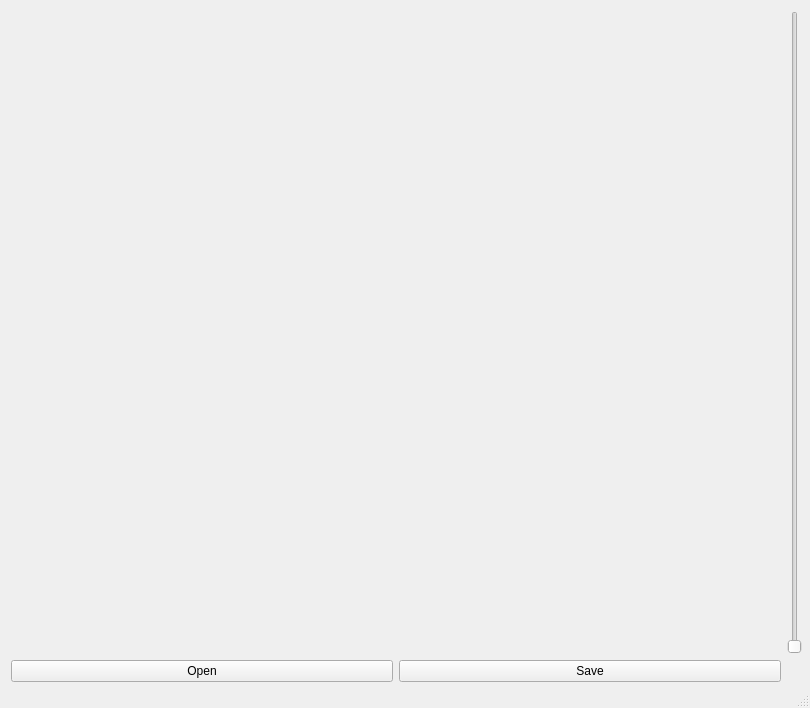
Before: the Qt Designer form GUI/tissueloc.ui in PingjunChen/tissueloc, drawn with Qt 5.
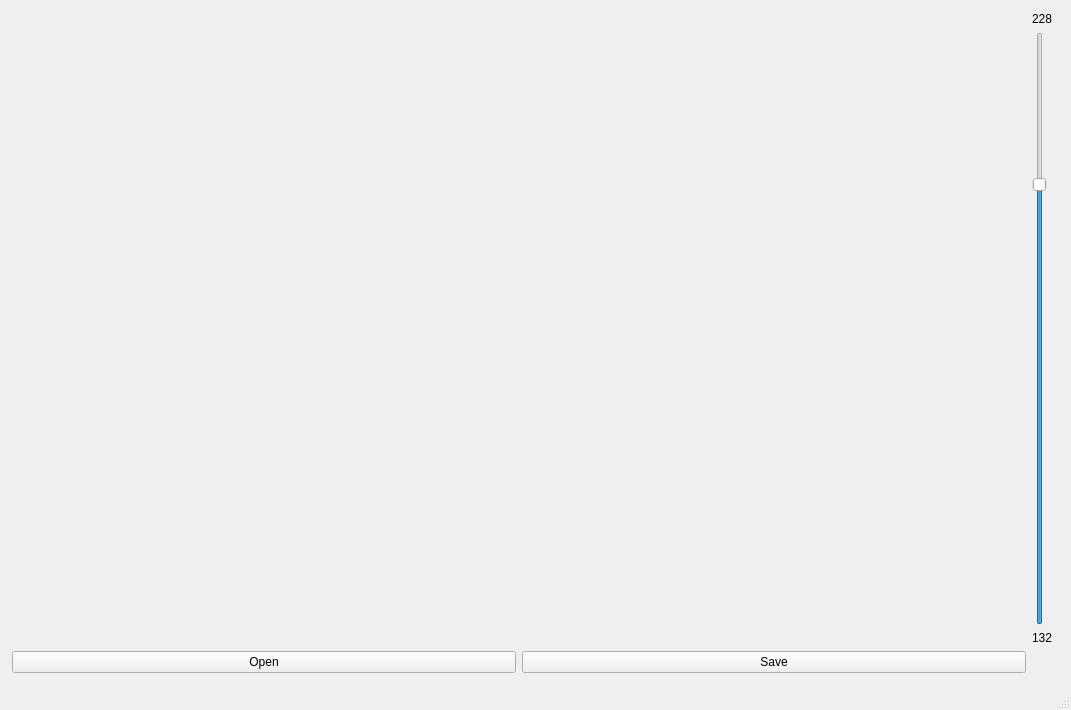
After: the same form once the commit is applied.

Diff of the .ui file:
```diff
--- a/GUI/tissueloc.ui
+++ b/GUI/tissueloc.ui
@@ -6,8 +6,8 @@
    <rect>
     <x>0</x>
     <y>0</y>
-    <width>810</width>
-    <height>708</height>
+    <width>1071</width>
+    <height>710</height>
    </rect>
   </property>
   <property name="sizePolicy">
@@ -29,44 +29,70 @@
      <verstretch>0</verstretch>
     </sizepolicy>
    </property>
-   <widget class="QWidget" name="layoutWidget">
+   <widget class="QWidget" name="">
     <property name="geometry">
      <rect>
-      <x>11</x>
-      <y>11</y>
-      <width>791</width>
-      <height>671</height>
+      <x>12</x>
+      <y>12</y>
+      <width>1041</width>
+      <height>661</height>
      </rect>
     </property>
     <layout class="QGridLayout" name="gridLayout">
-     <item row="0" column="0" colspan="2">
+     <item row="0" column="0" rowspan="3" colspan="2">
       <widget class="QLabel" name="img_lbl">
        <property name="text">
         <string/>
        </property>
       </widget>
      </item>
-     <item row="1" column="0">
-      <widget class="QPushButton" name="open_btn">
-       <property name="text">
-        <string>Open</string>
-       </property>
-      </widget>
-     </item>
-     <item row="1" column="1">
-      <widget class="QPushButton" name="save_btn">
-       <property name="text">
-        <string>Save</string>
-       </property>
-      </widget>
-     </item>
      <item row="0" column="2">
+      <widget class="QLabel" name="label_max">
+       <property name="text">
+        <string>228</string>
+       </property>
+      </widget>
+     </item>
+     <item row="1" column="2">
       <widget class="QSlider" name="color_slider">
+       <property name="minimum">
+        <number>132</number>
+       </property>
+       <property name="maximum">
+        <number>228</number>
+       </property>
+       <property name="singleStep">
+        <number>4</number>
+       </property>
+       <property name="value">
+        <number>204</number>
+       </property>
        <property name="orientation">
         <enum>Qt::Vertical</enum>
        </property>
       </widget>
      </item>
+     <item row="2" column="2">
+      <widget class="QLabel" name="label_min">
+       <property name="text">
+        <string>132</string>
+       </property>
+      </widget>
+     </item>
+     <item row="3" column="0">
+      <widget class="QPushButton" name="open_btn">
+       <property name="text">
+        <string>Open</string>
+       </property>
+      </widget>
+     </item>
+     <item row="3" column="1">
+      <widget class="QPushButton" name="save_btn">
+       <property name="text">
+        <string>Save</string>
+       </property>
+      </widget>
+     </item>
     </layout>
    </widget>
   </widget>
```
